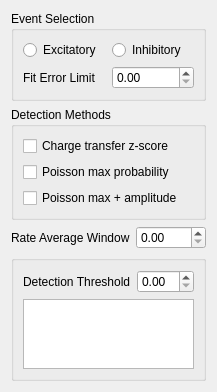
The window that lib/analysis/modules/Photostim/MapAnalysisTemplate.ui (acq4/acq4) describes before a commit, drawn with Qt 5.
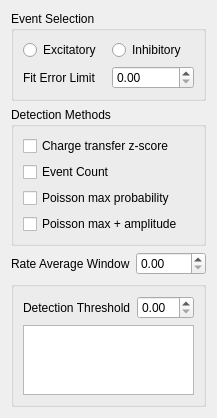
The same window after the commit. Custom widgets are drawn as their Qt base class.

What changed in the file:
```diff
--- a/lib/analysis/modules/Photostim/MapAnalysisTemplate.ui
+++ b/lib/analysis/modules/Photostim/MapAnalysisTemplate.ui
@@ -30,13 +30,20 @@
       <string>Detection Methods</string>
      </property>
      <layout class="QGridLayout" name="gridLayout_3">
-      <item row="1" column="0">
+      <item row="2" column="0">
        <widget class="QCheckBox" name="poisMaxCheck">
         <property name="text">
          <string>Poisson max probability</string>
         </property>
        </widget>
       </item>
+      <item row="3" column="0">
+       <widget class="QCheckBox" name="poisMaxAmpCheck">
+        <property name="text">
+         <string>Poisson max + amplitude</string>
+        </property>
+       </widget>
+      </item>
       <item row="0" column="0">
        <widget class="QCheckBox" name="chargeTransferCheck">
         <property name="text">
@@ -44,10 +51,10 @@
         </property>
        </widget>
       </item>
-      <item row="2" column="0">
-       <widget class="QCheckBox" name="poisMaxAmpCheck">
+      <item row="1" column="0">
+       <widget class="QCheckBox" name="eventCountCheck">
         <property name="text">
-         <string>Poisson max + amplitude</string>
+         <string>Event Count</string>
         </property>
        </widget>
       </item>
```
